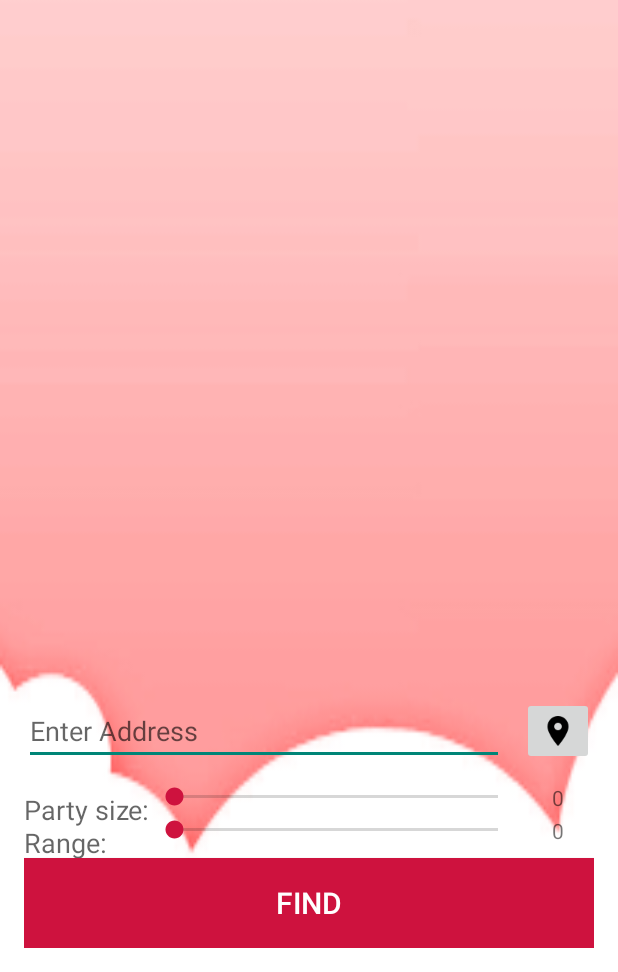
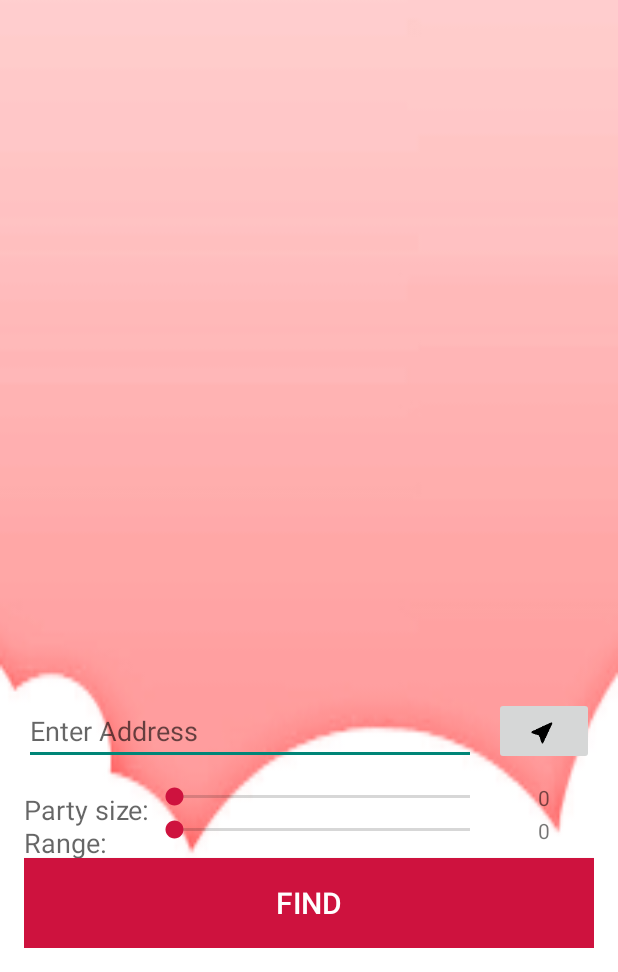
Before and after one commit to mmnavarr/QuickSit, an Android app: the screen it shows after launch (MainActivity), on a phone screen of 412 x 824 dp, the part 264-1236 px from its top. Run offline under Robolectric (Android 15) with nearby library versions, the phone set to English and light mode, and no system bars.

Commit message:
Fixed icon, logo, current location in activity_main

```diff
--- a/app/src/main/AndroidManifest.xml
+++ b/app/src/main/AndroidManifest.xml
@@ -14,7 +14,7 @@
 
     <application
         android:allowBackup="true"
-        android:icon="@drawable/ic_icon"
+        android:icon="@drawable/icon_original"
         android:label="@string/app_name"
         android:theme="@style/AppTheme">
 
--- a/app/src/main/res/layout/activity_main.xml
+++ b/app/src/main/res/layout/activity_main.xml
@@ -41,7 +41,7 @@
         android:layout_height="wrap_content"
         android:id="@+id/currLocation"
         android:clickable="true"
-        android:src="@drawable/ic_currentlocation"
+        android:src="@drawable/location"
         android:scaleType="fitCenter"
         android:contentDescription="locationimg"
         android:layout_above="@+id/pSize"
```
Also changed, not shown: app/src/main/res/drawable-hdpi/ic_icon.png (deleted), app/src/main/res/drawable-mdpi/ic_icon.png (deleted), app/src/main/res/drawable-xhdpi/ic_icon.png (deleted), app/src/main/res/drawable-xxhdpi/Logo.jpg (deleted), app/src/main/res/drawable-xxhdpi/ic_icon.png (deleted), app/src/main/res/drawable-xxhdpi/location.png (added), 1 other file.
